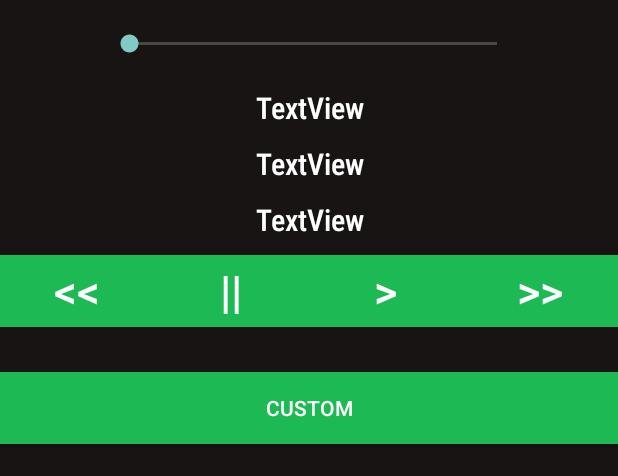
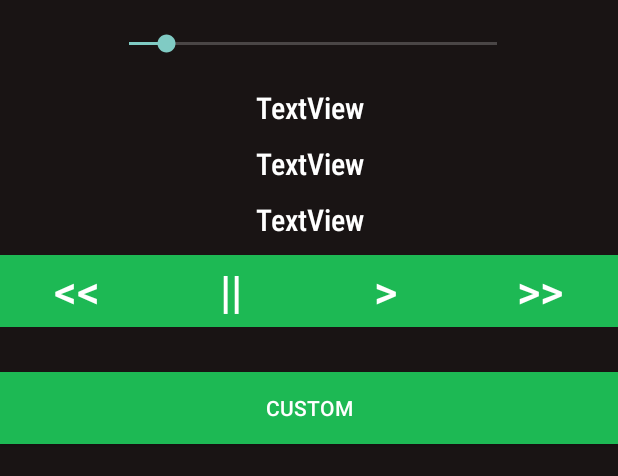
Before and after one commit to qRayne/Clone-Spotify, an Android app: the MainActivity screen opened directly, with no data from a screen before it, after a tap on ">>", on a phone screen of 412 x 824 dp, the part 491-967 px from its top. Run offline under Robolectric (Android 15) with nearby library versions, the phone set to English and light mode, and no system bars; libraries missing offline, so code that uses them is left out: com.spotify.protocol; 3 statements that could not run were skipped; 3 other taps on this screen came first.

Commit message:
finsihed seekbar Animation

```diff
--- a/Code/app/src/main/java/com/example/clonespotify/MainActivity.java
+++ b/Code/app/src/main/java/com/example/clonespotify/MainActivity.java
@@ -27,9 +27,11 @@ public class MainActivity extends AppCompatActivity {
     TextView textViewArtiste, textViewChanson,textViewTemps,titleApp2;
     SeekBar progression;
     Button buttonBeforeMusic, buttonPauseMusic, buttonPlayMusic, buttonAfterMusic, buttonCustom;
+    Chronometer chronometerChanson;
     SpotifyDiffuseur spotifyDiffuseur;
     Ecouteur ec;
     ActivityResultLauncher<Intent> launcher;
+    int tempsProgression;
 
     protected void onCreate(Bundle savedInstanceState) {
         super.onCreate(savedInstanceState);
@@ -50,8 +52,10 @@ public class MainActivity extends AppCompatActivity {
         textViewArtiste = findViewById(R.id.textViewArtiste);
         textViewChanson = findViewById(R.id.textViewChanson);
         textViewTemps = findViewById(R.id.textViewTemps);
+        chronometerChanson = findViewById(R.id.chronometerChanson);
         progression = findViewById(R.id.seekBarProgression);
         launcher = registerForActivityResult(new ActivityResultContracts.StartActivityForResult(),new customUI());
+        tempsProgression = 0;
 
         // Les sets dans leurs ecouteurs respectifs
         buttonBeforeMusic.setOnClickListener(ec);
@@ -59,7 +63,10 @@ public class MainActivity extends AppCompatActivity {
         buttonPlayMusic.setOnClickListener(ec);
         buttonAfterMusic.setOnClickListener(ec);
         buttonCustom.setOnClickListener(ec);
-        //progression.(ec);
+        chronometerChanson.setOnChronometerTickListener(ec);
+
+        // start le chronometre
+        chronometerChanson.start();
     }
 
     @Override
@@ -111,19 +118,21 @@ public class MainActivity extends AppCompatActivity {
                 spotifyDiffuseur.getPlayerApi().play(spotifyDiffuseur.getPlaylist().getLienSpotify());
             else if (view.equals(buttonBeforeMusic))
                 spotifyDiffuseur.getPlayerApi().skipPrevious(); // spotify de base donc pas de skipBefore
-            else if (view.equals(buttonAfterMusic)) {
-                spotifyDiffuseur.getPlayerApi().skipNext();
-            }
+            else if (view.equals(buttonAfterMusic))
+                spotifyDiffuseur.getPlayerApi().skipNext(); // limiter à 3 skip par heure
             else
                 launcher.launch(new Intent(MainActivity.this,CustomActivity.class)); // si l'utilisateur veut changer le UI de son player
         }
 
         @Override
         public void onChronometerTick(Chronometer chronometer) {
-            //((MainActivity)context).progression.setMax((int)track.duration);
-            //((MainActivity)context).progression.setProgress((int)playerState.playbackPosition);
-            progression.setMax((int)spotifyDiffuseur.getPlayerState().track.duration);
-            progression.setProgress((int)spotifyDiffuseur.getPlayerState().playbackPosition);
+
+            // Commencer à partir de la musique
+            if (progression.getProgress() != 0){
+                tempsProgression = progression.getProgress(); // le temps de progression est le temps actuelle de la musique
+            }
+            tempsProgression++; // incrementera soit à partir de 0 ou à partir de la progression actuelle de la bar
+            progression.setProgress(tempsProgression);
         }
     }
 
--- a/Code/app/src/main/java/com/example/clonespotify/SpotifyDiffuseur.java
+++ b/Code/app/src/main/java/com/example/clonespotify/SpotifyDiffuseur.java
@@ -2,6 +2,7 @@ package com.example.clonespotify;
 
 import android.app.Activity;
 import android.content.Context;
+import android.text.format.DateUtils;
 import android.util.Log;
 
 import com.spotify.android.appremote.api.ConnectionParams;
@@ -80,7 +81,8 @@ public class SpotifyDiffuseur {
                         Log.d("MainActivity", track.name + " by " + track.artist.name);
                         this.playerState = playerState; // on initialise le playerState pour recuperer les donnes
                         ((MainActivity)context).afficherDetailsChanson();
-                        System.out.println(playerState.playbackPosition);
+                        ((MainActivity)context).progression.setMax((int)track.duration/1000); // à chaque fois que le chanson change, on change le max de la progress bar
+                        ((MainActivity)context).progression.setProgress((int)playerState.playbackPosition/1000); // si une musique est dejà jouée
                     }
                 });
     }
--- a/Code/app/src/main/java/com/example/clonespotify/StartActivity.java
+++ b/Code/app/src/main/java/com/example/clonespotify/StartActivity.java
@@ -65,7 +65,7 @@ public class StartActivity extends AppCompatActivity {
                     imageView.setImageResource(countryRap.get(etatImageView));
                 }
                 else{
-                    Toast toast = Toast.makeText(getApplicationContext(), "Nous avons pas d'autre pays pour le moment !", Toast.LENGTH_SHORT);
+                    Toast toast = Toast.makeText(getApplicationContext(), "Nous avons pas d'autres pays pour le moment !", Toast.LENGTH_SHORT);
                     toast.show();
                 }
             }
@@ -75,7 +75,7 @@ public class StartActivity extends AppCompatActivity {
                     imageView.setImageResource(countryRap.get(etatImageView));
                 }
                 else{
-                    Toast toast = Toast.makeText(getApplicationContext(), "Nous avons pas d'autre pays pour le moment !", Toast.LENGTH_SHORT);
+                    Toast toast = Toast.makeText(getApplicationContext(), "Nous avons pas d'autres pays pour le moment !", Toast.LENGTH_SHORT);
                     toast.show();
                 }
             }
--- a/Code/app/src/main/res/layout/activity_main.xml
+++ b/Code/app/src/main/res/layout/activity_main.xml
@@ -8,6 +8,12 @@
     android:background="#191414"
     android:orientation="vertical"
     tools:context=".MainActivity">
+
+    <Chronometer
+        android:id="@+id/chronometerChanson"
+        android:layout_width="0dp"
+        android:layout_height="0dp"
+        android:visibility="visible" />
 
     <TextView
         android:id="@+id/titleApp2"
```
